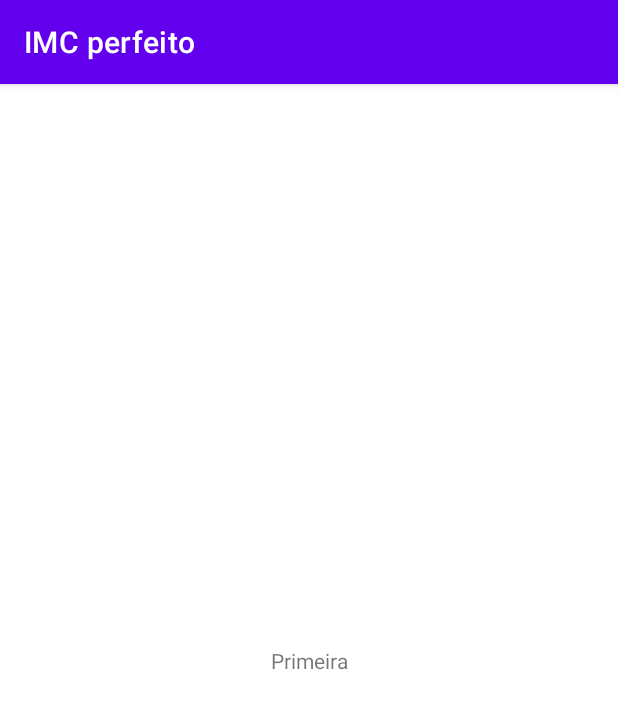
After one commit to AirtonFreitas/Hackathon-App-Calculadora-de-IMC, an Android app: the FirstActivity screen opened directly, with no data from a screen before it, on a phone screen of 412 x 824 dp. The commit adds this screen. Shown: the top 709 px of the screen. Run offline under Robolectric (Android 15) with nearby library versions, the phone set to English and light mode, and no system bars.

Commit message:
Criando Activitys

```diff
--- /dev/null
+++ b/app/src/main/java/com/iasoftwares/imcperfeito/FirstActivity.kt
@@ -0,0 +1,23 @@
+package com.iasoftwares.imcperfeito
+
+import android.content.Intent
+import androidx.appcompat.app.AppCompatActivity
+import android.os.Bundle
+import android.os.Handler
+import com.iasoftwares.imcperfeito.databinding.ActivityFirstBinding
+
+
+class FirstActivity : AppCompatActivity() {
+    private lateinit var binding: ActivityFirstBinding
+    override fun onCreate(savedInstanceState: Bundle?) {
+        super.onCreate(savedInstanceState)
+        binding = ActivityFirstBinding.inflate(layoutInflater)
+        setContentView(binding.root)
+
+        Handler().postDelayed({
+            val mIntent = Intent(this, SecondActivity::class.java)
+            startActivity(mIntent)
+        },2500)
+
+    }
+}
--- /dev/null
+++ b/app/src/main/res/layout/activity_first.xml
@@ -0,0 +1,18 @@
+<?xml version="1.0" encoding="utf-8"?>
+<androidx.constraintlayout.widget.ConstraintLayout xmlns:android="http://schemas.android.com/apk/res/android"
+    xmlns:app="http://schemas.android.com/apk/res-auto"
+    xmlns:tools="http://schemas.android.com/tools"
+    android:layout_width="match_parent"
+    android:layout_height="match_parent"
+    tools:context=".MainActivity">
+
+    <TextView
+        android:layout_width="wrap_content"
+        android:layout_height="wrap_content"
+        android:text="Primeira"
+        app:layout_constraintBottom_toBottomOf="parent"
+        app:layout_constraintLeft_toLeftOf="parent"
+        app:layout_constraintRight_toRightOf="parent"
+        app:layout_constraintTop_toTopOf="parent" />
+
+</androidx.constraintlayout.widget.ConstraintLayout>
--- /dev/null
+++ b/app/src/main/res/values-land/dimens.xml
@@ -0,0 +1,3 @@
+<resources>
+    <dimen name="fab_margin">48dp</dimen>
+</resources>
--- /dev/null
+++ b/app/src/main/res/values-w1240dp/dimens.xml
@@ -0,0 +1,3 @@
+<resources>
+    <dimen name="fab_margin">200dp</dimen>
+</resources>
--- /dev/null
+++ b/app/src/main/res/values-w600dp/dimens.xml
@@ -0,0 +1,3 @@
+<resources>
+    <dimen name="fab_margin">48dp</dimen>
+</resources>
--- /dev/null
+++ b/app/src/main/res/values/dimens.xml
@@ -0,0 +1,3 @@
+<resources>
+    <dimen name="fab_margin">16dp</dimen>
+</resources>
```
Also changed, not shown: app/build.gradle (+9 -6 lines), app/src/main/AndroidManifest.xml (+18 -0 lines), app/src/main/java/com/iasoftwares/imcperfeito/IdealWeightActivity.kt (added, +11 -0 lines), app/src/main/java/com/iasoftwares/imcperfeito/OverweightActivity.kt (added, +11 -0 lines), app/src/main/java/com/iasoftwares/imcperfeito/SecondActivity.kt (added, +22 -0 lines), app/src/main/java/com/iasoftwares/imcperfeito/ThirdActivity.kt (added, +22 -0 lines), app/src/main/java/com/iasoftwares/imcperfeito/UnderWeightActivity.kt (added, +11 -0 lines), app/src/main/res/layout/activity_ideal_weight.xml (added, +18 -0 lines), app/src/main/res/layout/activity_overweight.xml (added, +18 -0 lines), app/src/main/res/layout/activity_second.xml (added, +18 -0 lines), app/src/main/res/layout/activity_third.xml (added, +18 -0 lines), app/src/main/res/layout/activity_under_weight.xml (added, +18 -0 lines), app/src/main/res/values/strings.xml (+9 -0 lines), app/src/main/res/values/themes.xml (+9 -0 lines).
